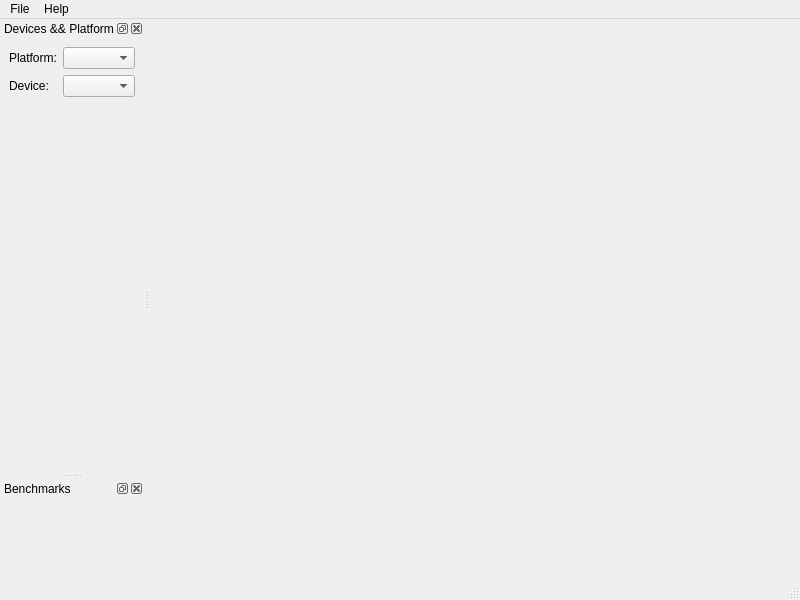
This is main_window.ui in BartVolkaerts/OpenCL-Benchmark as Qt 5 draws it before an edit. The edited form follows.
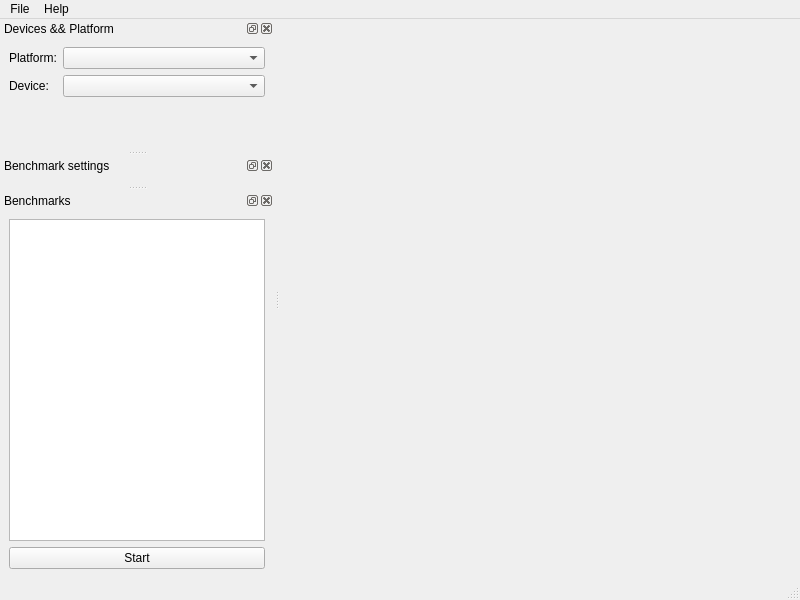
This is the edited form.

Commit message: Added flops benchmark to program

Diff of the .ui file:
```diff
--- a/main_window.ui
+++ b/main_window.ui
@@ -71,13 +71,35 @@
   </widget>
   <widget class="QDockWidget" name="benchmarkWidget">
    <property name="windowTitle">
-    <string>Benchmarks</string>
+    <string>Benchmark settings</string>
    </property>
    <attribute name="dockWidgetArea">
     <number>1</number>
    </attribute>
    <widget class="QWidget" name="dockWidgetContents_2"/>
   </widget>
+  <widget class="QDockWidget" name="benchmarksWidget">
+   <property name="windowTitle">
+    <string>Benchmarks</string>
+   </property>
+   <attribute name="dockWidgetArea">
+    <number>1</number>
+   </attribute>
+   <widget class="QWidget" name="dockWidgetContents_3">
+    <layout class="QVBoxLayout" name="verticalLayout">
+     <item>
+      <widget class="QListWidget" name="listWidget"/>
+     </item>
+     <item>
+      <widget class="QPushButton" name="startButton">
+       <property name="text">
+        <string>Start</string>
+       </property>
+      </widget>
+     </item>
+    </layout>
+   </widget>
+  </widget>
  </widget>
  <resources/>
  <connections/>
```
The commit also changes 12 other files.
